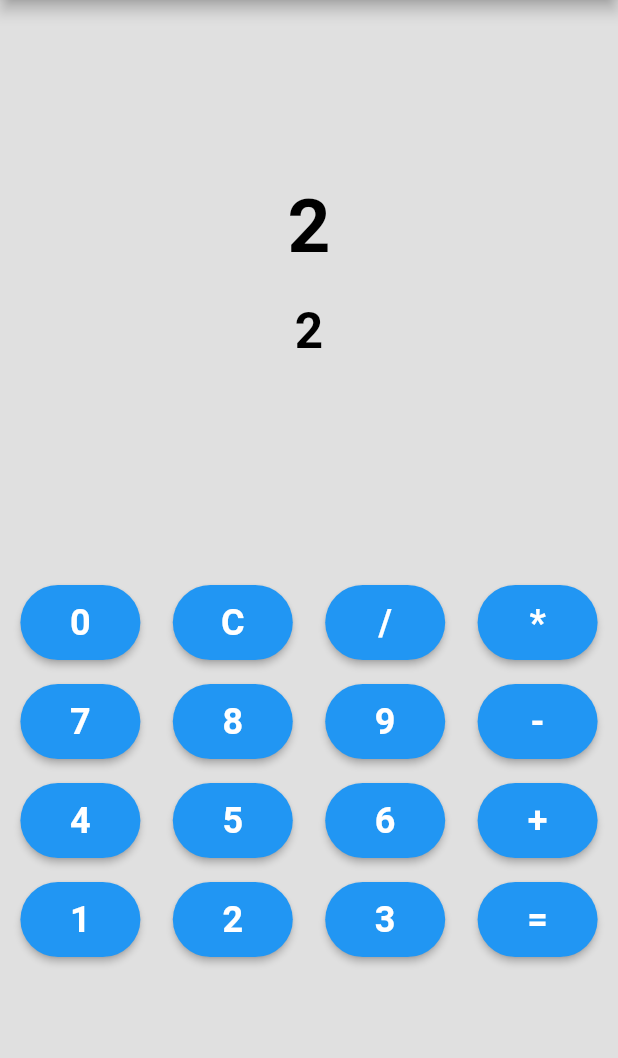
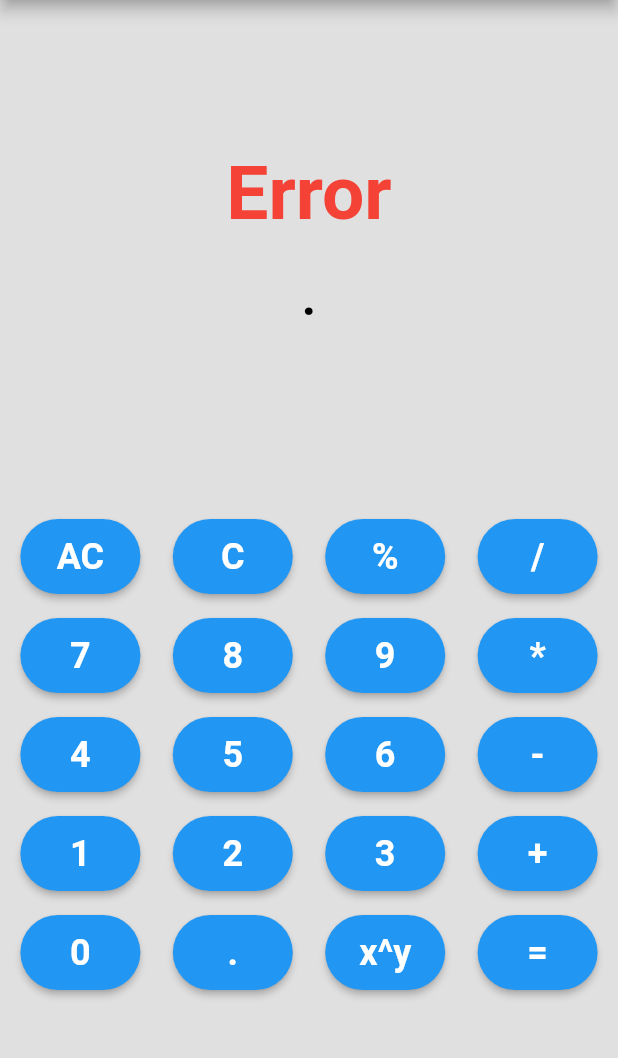
Before and after one commit to tilakpoudel/CalculatorApp, a Flutter app: the screen it shows after launch, item 2 of the bottom bar chosen, on a phone screen of 412 x 824 dp, the part 84-1142 px from its top. Run offline on Flutter 3.47's test engine with Material 2 defaults, Android fonts, the phone set to English and light mode, and no system bars.

Commit message:
woking on more buttons and ui

```diff
--- a/lib/home.dart
+++ b/lib/home.dart
@@ -10,6 +10,8 @@ class _HomePageState extends State<HomePage> {
   String result = '';
   var res = 'Result';
   String displayExpression = '';
+  bool isdot = true;
+  bool operatorSetDot = true;
 
   resetCalc() {
     setState(() {
@@ -17,14 +19,12 @@ class _HomePageState extends State<HomePage> {
       result = '';
       res = 'Result';
       displayExpression = '';
+      isdot = true;
+      operatorSetDot = false;
     });
   }
 
   calcualteValue(String number, String operator) {
-    // setState(() {
-
-    //   displayExpression += number;
-    // });
     if (operator == 'clear') {
       print(operator);
       resetCalc();
@@ -32,12 +32,25 @@ class _HomePageState extends State<HomePage> {
       setState(() {
         res = solve(expression);
       });
+    } else if (operator == 'dot') {
+      print(number);
+      setState(() {
+        print(operatorSetDot);
+        if (isdot && operatorSetDot) {
+          displayExpression += number;
+          expression += number;
+          isdot = false;
+        }
+        res = solve(expression);
+      });
     } else {
-      // var list = ['*','+','-','/'];
       setState(() {
         expression += number;
         if (operator == 'null') {
+          isdot = true;
           res = solve(expression);
+        } else {
+          operatorSetDot = true;
         }
 
         displayExpression += number;
@@ -186,10 +199,10 @@ class _HomePageState extends State<HomePage> {
           Row(
             mainAxisAlignment: MainAxisAlignment.spaceEvenly,
             children: <Widget>[
-              button("0", 'null'),
+              button("AC", 'null'),
               button("C", 'clear'),
+              button("%", 'mod'),
               button("/", 'divide'),
-              button("*", 'multiply'),
             ],
           ),
           Row(
@@ -198,7 +211,7 @@ class _HomePageState extends State<HomePage> {
               button("7", 'null'),
               button("8", 'null'),
               button("9", 'null'),
-              button("-", 'minus'),
+              button("*", 'multiply'),
             ],
           ),
           Row(
@@ -207,7 +220,7 @@ class _HomePageState extends State<HomePage> {
               button("4", 'null'),
               button("5", 'null'),
               button("6", 'null'),
-              button("+", 'plus'),
+              button("-", 'minus'),
             ],
           ),
           Row(
@@ -216,6 +229,15 @@ class _HomePageState extends State<HomePage> {
               button("1", 'null'),
               button("2", 'null'),
               button("3", 'null'),
+              button("+", 'plus'),
+            ],
+          ),
+          Row(
+            mainAxisAlignment: MainAxisAlignment.spaceEvenly,
+            children: <Widget>[
+              button("0", 'null'),
+              button(".", 'dot'),
+              button("x^y", 'null'),
               button("=", 'equals'),
             ],
           ),
```
Also changed, not shown: 4 other files.
